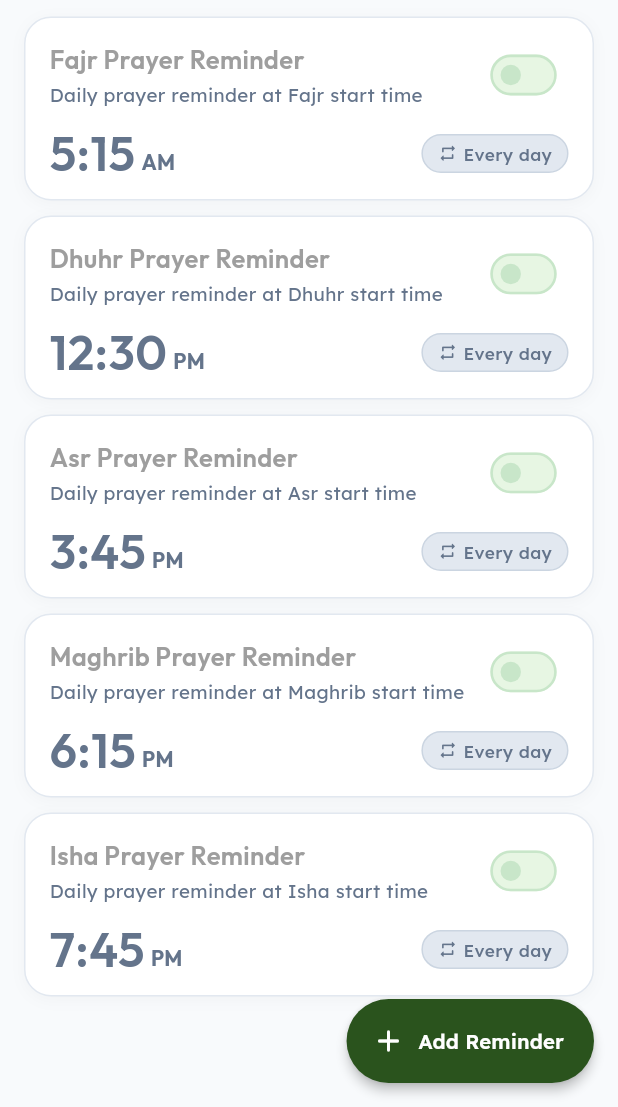
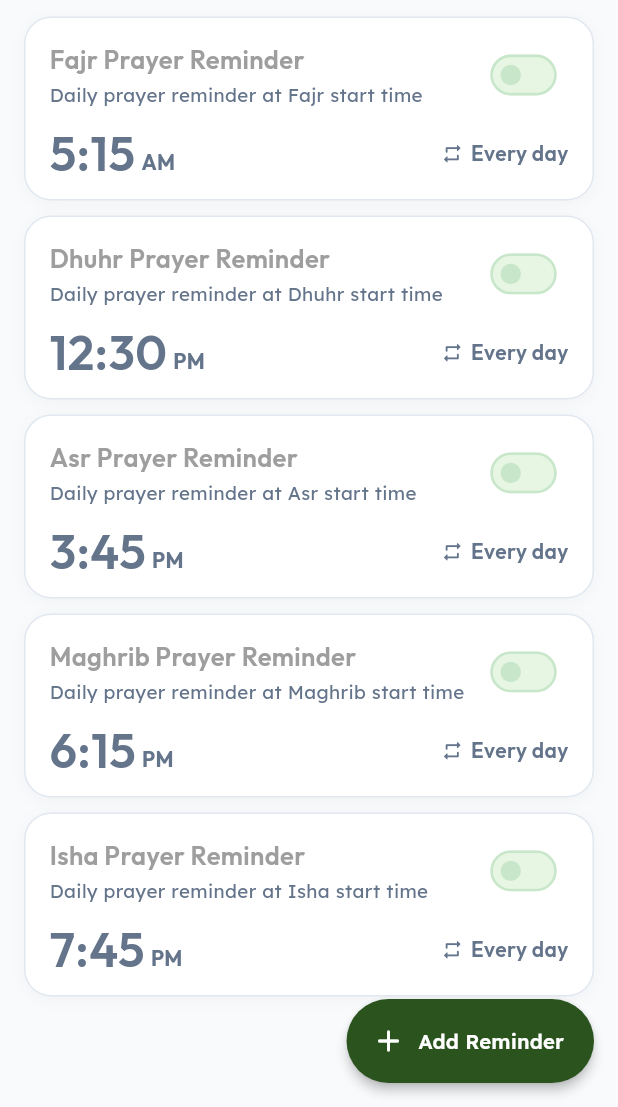
Before and after one commit to Kabeer786786/adhkar, a Flutter app: the ReminderScreen screen opened by its route, on a phone screen of 412 x 824 dp, the part 129-1236 px from its top. Run offline on Flutter 3.47's test engine with Material 3 defaults, Android fonts, the phone set to English and light mode, and no system bars; drawn by our look-alikes of showcaseview; our stand-ins replace dio, equatable, file_picker, flutter_animate, flutter_compass, flutter_local_notifications and 17 more; missing offline and left inert: do_not_disturb, flutter_islamic_icons, razorpay_flutter; accounts and stored records are empty.

Commit message:
Updated Reminder Screen with UI

```diff
--- a/lib/features/reminder/presentation/reminder_screen.dart
+++ b/lib/features/reminder/presentation/reminder_screen.dart
@@ -609,18 +609,29 @@ class _ReminderScreenState extends ConsumerState<ReminderScreen> {
     Color subTextColor,
     bool isDark,
   ) {
+    final tagColor = reminder.isEnabled ? primaryGreen : subTextColor;
+
     if (reminder.frequency == ReminderFrequency.once) {
       final formattedDate = DateFormat(
         'E, d MMM',
       ).format(reminder.startDate ?? DateTime.now());
 
-      return Text(
+      return Row(
+        mainAxisSize: MainAxisSize.min,
+        children: [
+          const SizedBox(height: 6),
+
+          Icon(Icons.calendar_month_rounded, size: 15, color: tagColor),
+          const SizedBox(width: 5),
+          Text(
             formattedDate,
-        style: GoogleFonts.lexend(
+            style: GoogleFonts.outfit(
               fontSize: 14,
               fontWeight: FontWeight.w600,
-          color: reminder.isEnabled ? primaryGreen : subTextColor,
+              color: tagColor,
             ),
+          ),
+        ],
       );
     }
 
@@ -629,39 +640,23 @@ class _ReminderScreenState extends ConsumerState<ReminderScreen> {
         reminder.customDays.length == 7;
 
     if (isEveryday) {
-      return Container(
-        padding: const EdgeInsets.symmetric(horizontal: 10, vertical: 4),
-        decoration: BoxDecoration(
-          color: reminder.isEnabled
-              ? (isDark ? const Color(0xFF23352B) : const Color(0xFFE8F5E9))
-              : (isDark ? Colors.white10 : const Color(0xFFE2E8F0)),
-          borderRadius: BorderRadius.circular(20),
-          border: Border.all(
-            color: reminder.isEnabled
-                ? (isDark ? const Color(0xFF23352B) : const Color(0xFFD3E8DA))
-                : (isDark ? Colors.white12 : const Color(0xFFCBD5E1)),
-            width: 1,
-          ),
-        ),
-        child: Row(
+      return Row(
         mainAxisSize: MainAxisSize.min,
         children: [
-            Icon(
-              Icons.repeat_rounded,
-              size: 13,
-              color: reminder.isEnabled ? primaryGreen : subTextColor,
-            ),
-            const SizedBox(width: 4),
+          const SizedBox(height: 6),
+
+          Icon(Icons.repeat_rounded, size: 15, color: tagColor),
+          const SizedBox(width: 5),
           Text(
             'Every day',
-              style: GoogleFonts.lexend(
-                fontSize: 11.5,
-                fontWeight: FontWeight.w500,
-                color: reminder.isEnabled ? primaryGreen : subTextColor,
+            style: GoogleFonts.outfit(
+              fontSize: 14,
+              fontWeight: FontWeight.w600,
+              color: tagColor,
+              height: 1,
             ),
           ),
         ],
-        ),
       );
     }
 
```
Lines whose indentation alone changed are shown as unchanged.
